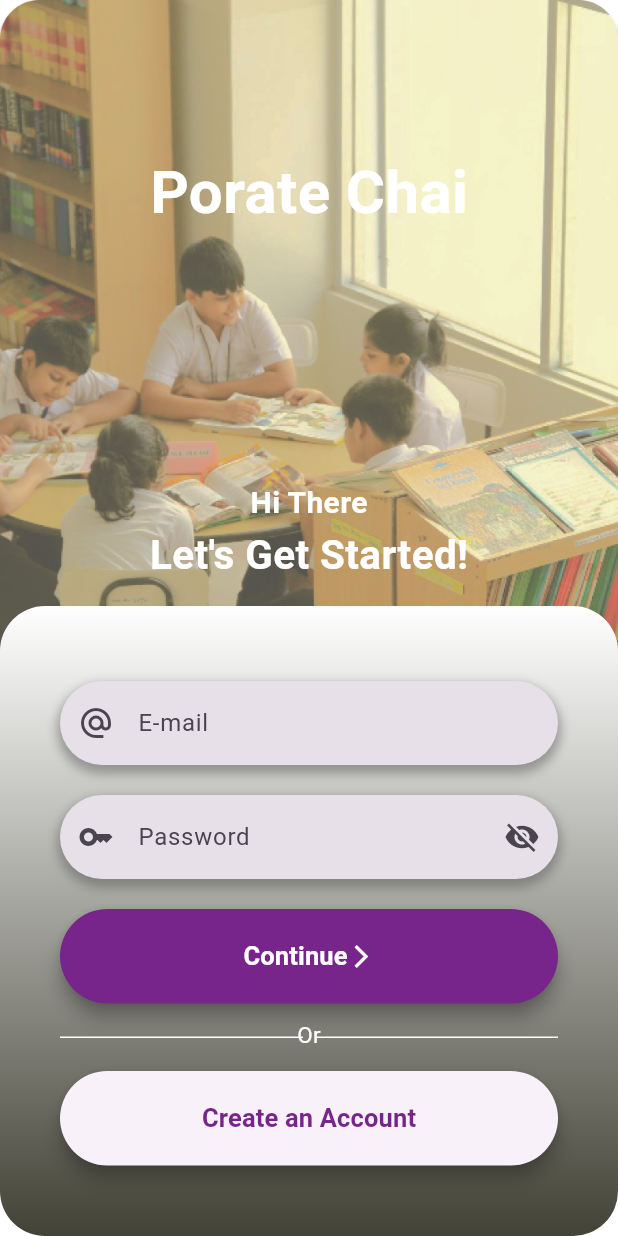
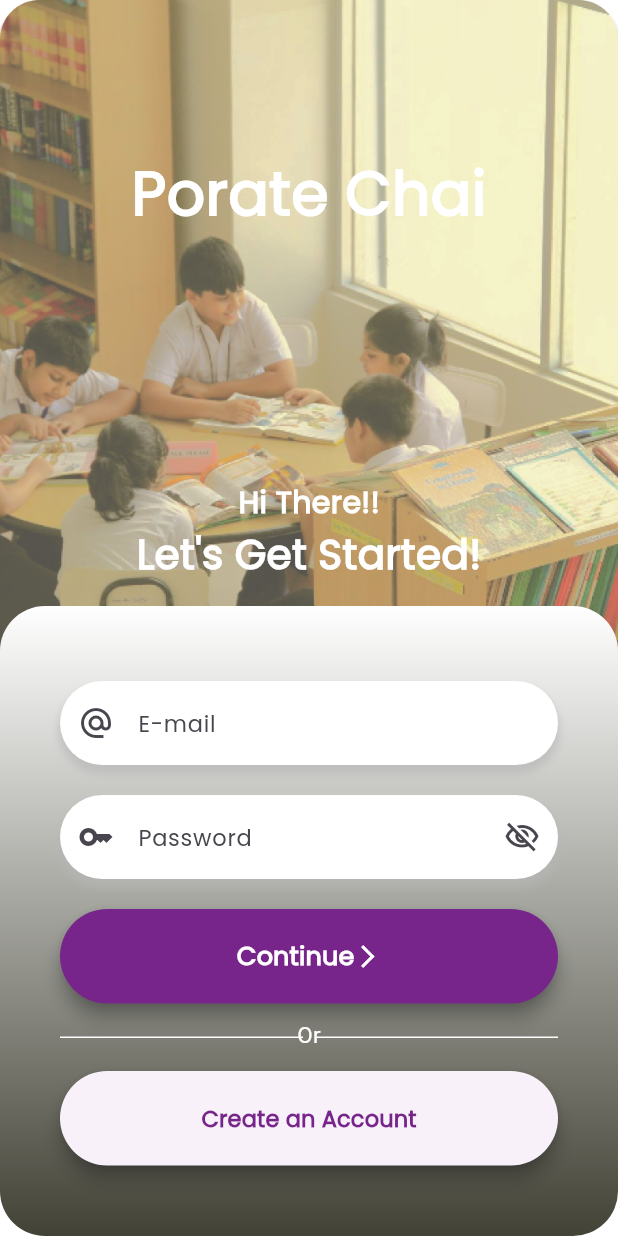
Before and after one commit to RudroMozumdar/PoraoApp, a Flutter app: the screen it shows after launch, on a phone screen of 412 x 824 dp. Run offline on Flutter 3.47's test engine with Material 2 defaults, Android fonts, the phone set to English and light mode, and no system bars; our stand-ins replace firebase_auth, firebase_core; accounts and stored records are empty.

Commit message:
Create Account DONE
1. Create Account
2. Font
3. Themes
4. Custom Button

```diff
--- a/lib/auth/login.dart
+++ b/lib/auth/login.dart
@@ -1,7 +1,4 @@
-import 'package:flutter/material.dart';
-import 'package:firebase_auth/firebase_auth.dart';
-import 'package:porao_app/common/custom_textfield.dart';
-import 'auth.dart';
+import '../common/all_import.dart';
 
 class Login extends StatefulWidget {
   const Login({Key? key}) : super(key: key);
@@ -11,34 +8,17 @@ class Login extends StatefulWidget {
 }
 
 class _LoginState extends State<Login> {
-  String? errorMessage = 'Hi';
-  bool isLogin = true;
-  IconData passwordShowHideIcon = Icons.remove_red_eye;
+  String? errorMessage = '';
   bool passwordShowHide = false;
 
   final TextEditingController _controllerEmail = TextEditingController();
   final TextEditingController _controllerPassword = TextEditingController();
 
-  // Logi-----------------------------------------------------------------------
+  // Login-----------------------------------------------------------------------
   Future<void> signInWithEmailAndPassword() async {
     try {
       // Sign in Attampt
       await Auth().signInWithEmailAndPassword(
-        email: _controllerEmail.text,
-        password: _controllerPassword.text,
-      );
-    } on FirebaseAuthException catch (e) {
-      setState(() {
-        errorMessage = e.message;
-      });
-    }
-  }
-
-  // Sign Up--------------------------------------------------------------------
-  Future<void> createUserWithEmailAndPassword() async {
-    try {
-      // Sign in Attampt
-      await Auth().createUserWithEmailAndPassword(
         email: _controllerEmail.text,
         password: _controllerPassword.text,
       );
@@ -69,12 +49,13 @@ class _LoginState extends State<Login> {
             Container(
               padding: EdgeInsets.only(top: isKeyboardOpen ? 40 : 100),
               alignment: Alignment.topCenter,
-              child: const Text(
+              child: Text(
                 "Porate Chai",
                 style: TextStyle(
                   color: Colors.white,
                   fontSize: 40,
                   fontWeight: FontWeight.bold,
+                  fontFamily: primaryFont,
                 ),
               ),
             ),
@@ -85,12 +66,13 @@ class _LoginState extends State<Login> {
               visible: !isKeyboardOpen,
               child: Container(
                 alignment: Alignment.topCenter,
-                child: const Text(
-                  "Hi There",
+                child: Text(
+                  "Hi There!!",
                   style: TextStyle(
                     color: Colors.white,
                     fontSize: 20,
                     fontWeight: FontWeight.bold,
+                    fontFamily: primaryFont,
                   ),
                 ),
               ),
@@ -100,12 +82,13 @@ class _LoginState extends State<Login> {
               child: Container(
                 padding: const EdgeInsets.only(bottom: 15),
                 alignment: Alignment.topCenter,
-                child: const Text(
+                child: Text(
                   "Let's Get Started!",
                   style: TextStyle(
                     color: Colors.white,
                     fontSize: 27,
                     fontWeight: FontWeight.bold,
+                    fontFamily: primaryFont,
                   ),
                 ),
               ),
@@ -149,8 +132,8 @@ class _LoginState extends State<Login> {
                           });
                         },
                         icon: Icon(passwordShowHide
-                            ? Icons.visibility
-                            : Icons.visibility_off),
+                            ? Icons.visibility_outlined
+                            : Icons.visibility_off_outlined),
                       ),
                       borderRadius: 40,
                       controller: _controllerPassword,
@@ -173,7 +156,7 @@ class _LoginState extends State<Login> {
                       onPressed: () {
                         signInWithEmailAndPassword();
                       },
-                      child: const Row(
+                      child: Row(
                         mainAxisAlignment: MainAxisAlignment.center,
                         children: [
                           Text(
@@ -182,9 +165,10 @@ class _LoginState extends State<Login> {
                               fontSize: 17,
                               fontWeight: FontWeight.bold,
                               color: Colors.white,
+                              fontFamily: primaryFont,
                             ),
                           ),
-                          Icon(
+                          const Icon(
                             Icons.arrow_forward_ios_outlined,
                             color: Colors.white,
                           )
@@ -226,14 +210,20 @@ class _LoginState extends State<Login> {
                         ),
                       ),
                       onPressed: () {
-                        createUserWithEmailAndPassword();
+                        Navigator.push(
+                          context,
+                          MaterialPageRoute(
+                            builder: (context) => const SignUp(),
+                          ),
+                        );
                       },
-                      child: const Text(
+                      child: Text(
                         'Create an Account',
                         style: TextStyle(
-                          fontSize: 17,
+                          fontSize: 15,
                           fontWeight: FontWeight.bold,
-                          color: Color(0xFF77258B),
+                          color: const Color(0xFF77258B),
+                          fontFamily: primaryFont,
                         ),
                       ),
                     ),
--- a/lib/common/all_import.dart
+++ b/lib/common/all_import.dart
@@ -8,3 +8,6 @@ export 'package:porao_app/auth/login.dart';
 export 'package:porao_app/auth/signup.dart';
 export 'package:porao_app/auth/widget_tree.dart';
 export 'package:porao_app/dashboard/homepage.dart';
+export 'package:porao_app/common/fonts.dart';
+export 'package:porao_app/common/custom_textfield.dart';
+export 'package:porao_app/common/themes.dart';
--- a/lib/common/custom_textfield.dart
+++ b/lib/common/custom_textfield.dart
@@ -28,10 +28,10 @@ class CustomTextField extends StatelessWidget {
       decoration: BoxDecoration(
         boxShadow: [
           BoxShadow(
-            color: const Color.fromARGB(255, 90, 90, 90).withOpacity(0.5),
-            spreadRadius: 2,
-            blurRadius: 5,
-            offset: const Offset(0, 4),
+            color: Theme.of(context).colorScheme.shadow,
+            spreadRadius: 1,
+            blurRadius: 4,
+            offset: const Offset(0, 5),
           ),
         ],
         borderRadius: BorderRadius.circular(borderRadius),
@@ -50,7 +50,11 @@ class CustomTextField extends StatelessWidget {
           ),
           hintText: hintText,
           filled: true,
-          fillColor: color,
+          fillColor: Theme.of(context).colorScheme.secondary,
+          hintStyle: TextStyle(
+            fontFamily: primaryFont,
+            fontSize: 15,
+          ),
         ),
         obscureText: showHideText,
       ),
--- a/lib/common/fonts.dart
+++ b/lib/common/fonts.dart
@@ -0,0 +1 @@
+String primaryFont = 'Poppins';
--- /dev/null
+++ b/lib/common/themes.dart
@@ -0,0 +1,30 @@
+import 'all_import.dart';
+
+// Light Theme------------------------------------------------------------------
+ThemeData lightTheme = ThemeData(
+  brightness: Brightness.light,
+  colorScheme: ColorScheme.fromSeed(
+    seedColor: Colors.deepPurple,
+    background: const Color.fromARGB(255, 36, 36, 36),
+    primary: Colors.deepPurple,
+    secondary: const Color.fromARGB(255, 255, 255, 255),
+    shadow: Color.fromARGB(166, 182, 182, 182),
+    onPrimaryContainer: Colors.amber,
+  ),
+  useMaterial3: true,
+);
+
+// Dark Theme-------------------------------------------------------------------
+ThemeData darkTheme = ThemeData(
+  brightness: Brightness.dark,
+  colorScheme: ColorScheme.fromSeed(
+    seedColor: Colors.deepPurple,
+    background: const Color.fromARGB(255, 36, 36, 36),
+    primary: Colors.deepPurple,
+    secondary: const Color.fromARGB(255, 255, 255, 255),
+    shadow: const Color.fromARGB(255, 129, 129, 129),
+    onPrimaryContainer: Colors.amber,
+    brightness: Brightness.dark,
+  ),
+  useMaterial3: true,
+);
--- a/lib/dashboard/homepage.dart
+++ b/lib/dashboard/homepage.dart
@@ -9,7 +9,10 @@ class HomePage extends StatelessWidget {
   @override
   Widget build(BuildContext context) {
     return Scaffold(
-      appBar: AppBar(title: const Text("Home Page")),
+      appBar: AppBar(
+        title: const Text("Home Page"),
+        backgroundColor: const Color.fromARGB(169, 229, 243, 36),
+      ),
       body: Container(
         padding: const EdgeInsets.all(50),
         child: Column(
--- a/lib/main.dart
+++ b/lib/main.dart
@@ -13,10 +13,8 @@ class MyApp extends StatelessWidget {
   Widget build(BuildContext context) {
     return MaterialApp(
       title: 'Porate Chai',
-      theme: ThemeData(
-        colorScheme: ColorScheme.fromSeed(seedColor: Colors.deepPurple),
-        useMaterial3: true,
-      ),
+      theme: lightTheme,
+      darkTheme: darkTheme,
       home: const MyHomePage(title: 'Porate Chai Home Page'),
       debugShowCheckedModeBanner: false,
     );
```
Also changed, not shown: lib/auth/signup.dart (+180 -0 lines), lib/common/custom_button.dart (+14 -0 lines), pubspec.yaml (+4 -14 lines), assets/fonts/Poppins-Regular.ttf (added), lib/common/theams.dart (deleted).
